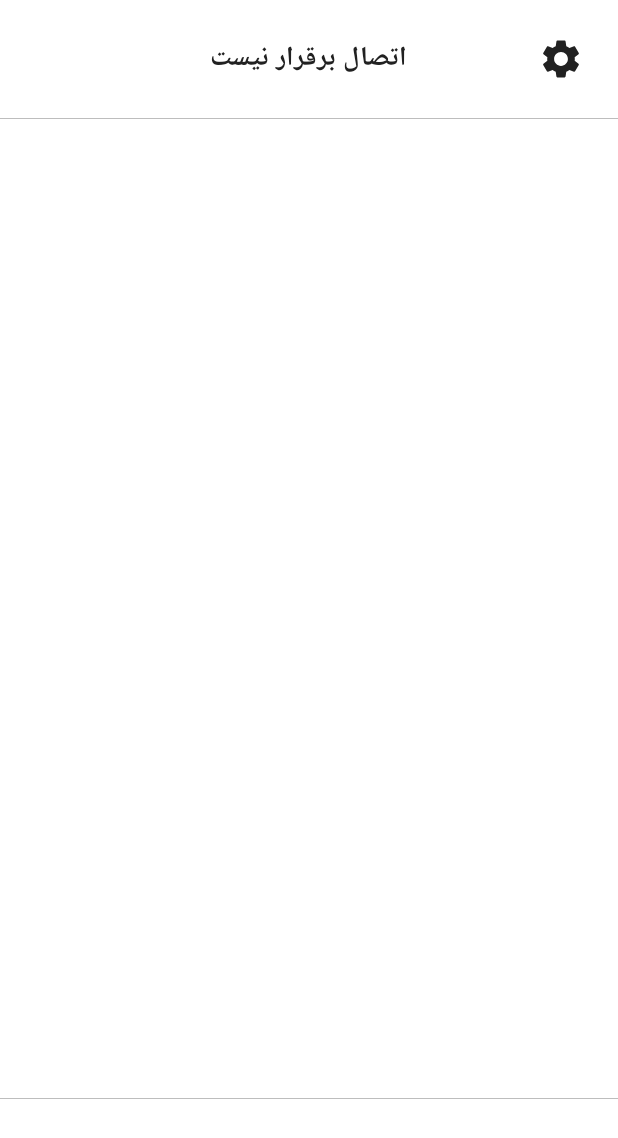
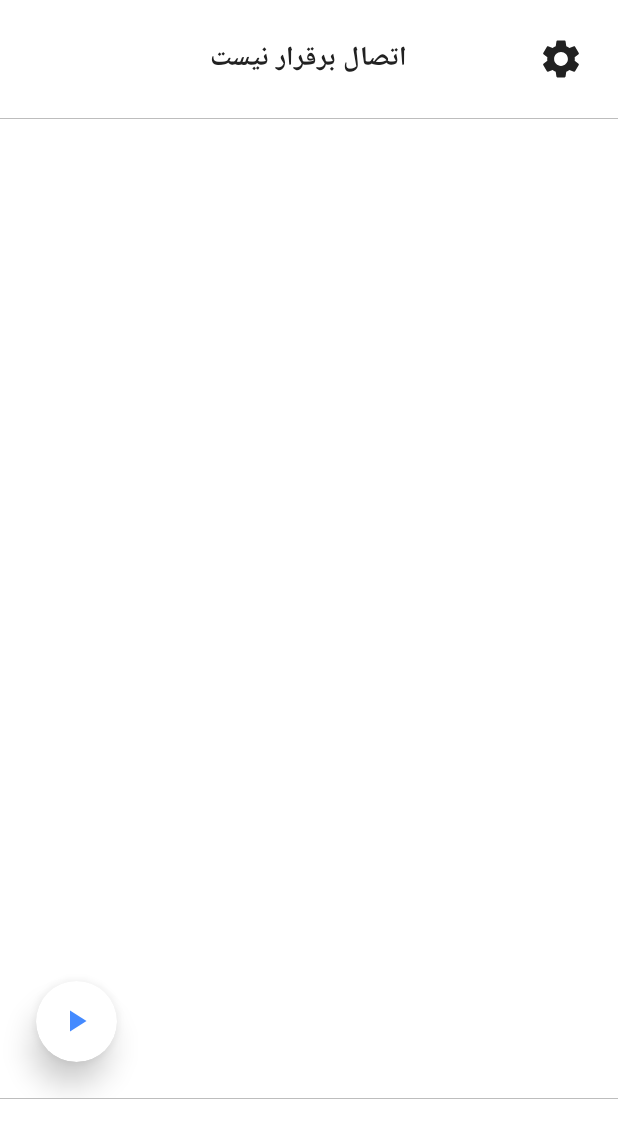
Before and after one commit to Tahmasebimh/Line-Follower-Robot, an Android app: the screen it shows after launch (ControllerActivity), on a phone screen of 412 x 824 dp. Shown: the top 1138 px of the screen. Run offline under Robolectric (Android 15) with nearby library versions, the light colour scheme and no system bars; libraries missing offline, so code that uses them is left out: top.defaults.drawabletoolbox; 1 statement that could not run was skipped.

Commit message:
New routing system and stop start by app added

```diff
--- a/Software/app/src/main/java/com/hossein/linefollower/model/ArduinoCommand.kt
+++ b/Software/app/src/main/java/com/hossein/linefollower/model/ArduinoCommand.kt
@@ -18,3 +18,8 @@ enum class DirectionCommand(val value: String){
     LEFT("DIRECTION_LEFT"),
     BACKWARD("DIRECTION_BACKWARD");
 }
+
+enum class MovementCommand(val value: String){
+    START("MOVEMENT_START"),
+    STOP("MOVEMENT_STOP");
+}
--- /dev/null
+++ b/Software/app/src/main/java/com/hossein/linefollower/presenter/customview/iconview/CardIconView.kt
@@ -0,0 +1,32 @@
+package com.hossein.linefollower.presenter.customview.iconview
+
+import android.content.Context
+import android.view.Gravity
+import android.widget.ImageView
+import androidx.cardview.widget.CardView
+import com.hossein.linefollower.core.provider.ParamsProvider
+import com.hossein.linefollower.core.provider.SizeProvider
+
+class CardIconView(context: Context) : CardView(context) {
+
+    val iconView: ImageView by lazy {
+        ImageView(context).apply {
+
+        }
+    }
+
+    init {
+        elevation = SizeProvider.dpToPx(12).toFloat()
+        radius = Int.MAX_VALUE.toFloat()
+
+        addView(
+            iconView,
+            ParamsProvider.Card.get(
+                SizeProvider.dpToPx(24),
+                SizeProvider.dpToPx(24)
+            ).gravity(Gravity.CENTER)
+        )
+
+    }
+
+}
--- a/Software/app/src/main/java/com/hossein/linefollower/presenter/ui/controller/ControllerView.kt
+++ b/Software/app/src/main/java/com/hossein/linefollower/presenter/ui/controller/ControllerView.kt
@@ -19,7 +19,9 @@ import androidx.recyclerview.widget.RecyclerView
 import com.google.android.material.bottomsheet.BottomSheetDialog
 import com.hossein.linefollower.R
 import com.hossein.linefollower.core.provider.*
+import com.hossein.linefollower.model.MovementCommand
 import com.hossein.linefollower.presenter.calback.SetOnItemClickListener
+import com.hossein.linefollower.presenter.customview.iconview.CardIconView
 import com.hossein.linefollower.presenter.customview.textview.GeneralTextView
 import com.hossein.linefollower.presenter.ui.controller.adapter.LogRVAdapter
 import com.hossein.linefollower.presenter.ui.controller.view.ChooseBTDeviceBottomSheetView
@@ -46,7 +48,11 @@ class ControllerView(context: Context) : FrameLayout(context) {
 
     private lateinit var customToolBar: CustomToolBar
 
+    private lateinit var listContainerFrameLayout: FrameLayout
     private lateinit var recyclerView: RecyclerView
+    private lateinit var maskFrameLayout: FrameLayout
+    private lateinit var startStopIconView: CardIconView
+    var isRobotMoving: Boolean = false
 
     private lateinit var lineView2: View
     private lateinit var statusButton: GeneralTextView
@@ -73,6 +79,7 @@ class ControllerView(context: Context) : FrameLayout(context) {
             )
 
 
+            listContainerFrameLayout = FrameLayout(context).apply {
                 recyclerView = RecyclerView(context).apply {
                     layoutManager = LinearLayoutManager(context, LinearLayoutManager.VERTICAL, false)
                     setPadding(
@@ -83,6 +90,54 @@ class ControllerView(context: Context) : FrameLayout(context) {
                 }
                 addView(
                     recyclerView,
+                    ParamsProvider.Frame.fullScreen()
+                )
+
+                maskFrameLayout = FrameLayout(context).apply {
+                    startStopIconView = CardIconView(context).apply {
+                        iconView.setImageResource(R.drawable.ic_baseline_play_arrow_24)
+
+                        setOnClickListener {
+                            ConnectedThreadHelper.bluetoothSocket?.let {
+                                if (it.isConnected){
+                                    if (isRobotMoving){
+                                        ConnectedThreadHelper.write(
+                                            MovementCommand.STOP.value.toByteArray()
+                                        )
+                                        startStopIconView.iconView.setImageResource(R.drawable.ic_baseline_play_arrow_24)
+                                        maskFrameLayout.setBackgroundColor(Color.argb(100, 255, 255, 255))
+                                    }else{
+                                        ConnectedThreadHelper.write(
+                                            MovementCommand.START.value.toByteArray()
+                                        )
+                                        startStopIconView.iconView.setImageResource(R.drawable.ic_baseline_stop_24)
+                                        maskFrameLayout.setBackgroundColor(Color.TRANSPARENT)
+                                    }
+                                    isRobotMoving = !isRobotMoving
+                                }
+                            }
+                        }
+
+                    }
+                    addView(
+                        startStopIconView,
+                        ParamsProvider.Card.get(
+                            SizeProvider.dpToPx(54),
+                            SizeProvider.dpToPx(54),
+                        ).gravity(Gravity.BOTTOM)
+                            .margins(
+                                SizeProvider.dpToPx(24)
+                            )
+                    )
+                }
+                addView(
+                    maskFrameLayout,
+                    ParamsProvider.Frame.fullScreen()
+                )
+
+            }
+            addView(
+                listContainerFrameLayout,
                 ParamsProvider.Linear.availableHeightParams()
             )
 
--- a/Software/app/src/main/res/drawable/ic_baseline_stop_24.xml
+++ b/Software/app/src/main/res/drawable/ic_baseline_play_arrow_24.xml
@@ -1,5 +1,5 @@
-<vector android:height="50dp" android:tint="#FFFFFF"
+<vector android:height="24dp" android:tint="#448AFF"
     android:viewportHeight="24" android:viewportWidth="24"
-    android:width="50dp" xmlns:android="http://schemas.android.com/apk/res/android">
-    <path android:fillColor="@android:color/white" android:pathData="M6,6h12v12H6z"/>
+    android:width="24dp" xmlns:android="http://schemas.android.com/apk/res/android">
+    <path android:fillColor="@android:color/white" android:pathData="M8,5v14l11,-7z"/>
 </vector>
```
Also changed, not shown: 5 other files. Lines whose indentation alone changed are shown as unchanged.
